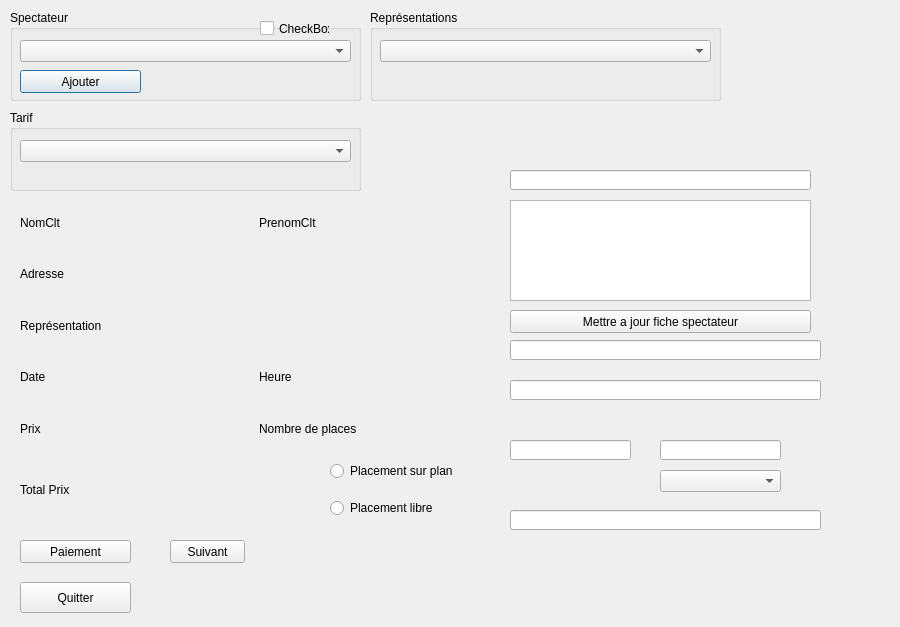
FestiClic/FestiClic3, file FestiClicC/billetterie.ui: the form before one commit.
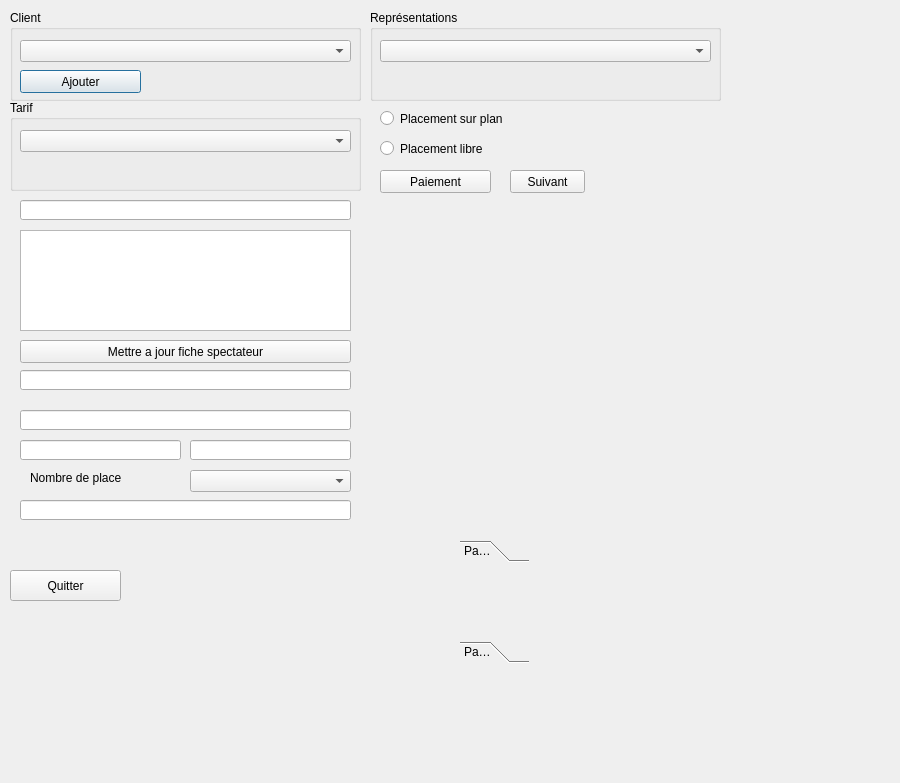
The form after the commit.

Commit message: Ajout resources images + modif Billetterie

Diff of the .ui file:
```diff
--- a/FestiClicC/billetterie.ui
+++ b/FestiClicC/billetterie.ui
@@ -7,7 +7,7 @@
     <x>0</x>
     <y>0</y>
     <width>900</width>
-    <height>627</height>
+    <height>783</height>
    </rect>
   </property>
   <property name="windowTitle">
@@ -46,7 +46,7 @@
     </rect>
    </property>
    <property name="title">
-    <string>Spectateur</string>
+    <string>Client</string>
    </property>
    <widget class="QComboBox" name="bCBoxSpectacteur">
     <property name="geometry">
@@ -71,27 +71,14 @@
      <string>Ajouter</string>
     </property>
    </widget>
-   <widget class="QCheckBox" name="checkBox">
-    <property name="geometry">
-     <rect>
-      <x>250</x>
-      <y>10</y>
-      <width>70</width>
-      <height>17</height>
-     </rect>
-    </property>
-    <property name="text">
-     <string>CheckBox</string>
-    </property>
-   </widget>
   </widget>
   <widget class="QGroupBox" name="groupBox_3">
    <property name="geometry">
     <rect>
      <x>10</x>
-     <y>110</y>
+     <y>100</y>
      <width>351</width>
-     <height>81</height>
+     <height>91</height>
     </rect>
    </property>
    <property name="title">
@@ -111,8 +98,8 @@
   <widget class="QPushButton" name="bBtnPaiement">
    <property name="geometry">
     <rect>
-     <x>20</x>
-     <y>540</y>
+     <x>380</x>
+     <y>170</y>
      <width>111</width>
      <height>23</height>
     </rect>
@@ -121,102 +108,11 @@
     <string>Paiement</string>
    </property>
   </widget>
-  <widget class="QWidget" name="gridLayoutWidget">
-   <property name="geometry">
-    <rect>
-     <x>20</x>
-     <y>200</y>
-     <width>471</width>
-     <height>251</height>
-    </rect>
-   </property>
-   <layout class="QGridLayout" name="gridLayout">
-    <item row="2" column="0">
-     <widget class="QLabel" name="bLabelRepresentations">
-      <property name="text">
-       <string>Représentation</string>
-      </property>
-     </widget>
-    </item>
-    <item row="0" column="0">
-     <widget class="QLabel" name="bLabelNomClt">
-      <property name="text">
-       <string>NomClt</string>
-      </property>
-     </widget>
-    </item>
-    <item row="4" column="0">
-     <widget class="QLabel" name="bLabelPrix">
-      <property name="text">
-       <string>Prix</string>
-      </property>
-     </widget>
-    </item>
-    <item row="0" column="1">
-     <widget class="QLabel" name="bLabelPrenomClt">
-      <property name="text">
-       <string>PrenomClt</string>
-      </property>
-     </widget>
-    </item>
-    <item row="3" column="0">
-     <widget class="QLabel" name="bLabelDateRep">
-      <property name="text">
-       <string>Date</string>
-      </property>
-     </widget>
-    </item>
-    <item row="3" column="1">
-     <widget class="QLabel" name="bLabelHeureRep">
-      <property name="text">
-       <string>Heure</string>
-      </property>
-     </widget>
-    </item>
-    <item row="4" column="1">
-     <layout class="QHBoxLayout" name="horizontalLayout">
-      <item>
-       <widget class="QLabel" name="bLabelNbPlaces">
-        <property name="text">
-         <string>Nombre de places</string>
-        </property>
-       </widget>
-      </item>
-     </layout>
-    </item>
-    <item row="1" column="0">
-     <widget class="QLabel" name="bLabelAdresse">
-      <property name="text">
-       <string>Adresse</string>
-      </property>
-     </widget>
-    </item>
-   </layout>
-  </widget>
-  <widget class="QWidget" name="verticalLayoutWidget">
-   <property name="geometry">
-    <rect>
-     <x>20</x>
-     <y>450</y>
-     <width>311</width>
-     <height>80</height>
-    </rect>
-   </property>
-   <layout class="QVBoxLayout" name="verticalLayout">
-    <item>
-     <widget class="QLabel" name="bLabelTotalPrix">
-      <property name="text">
-       <string>Total Prix</string>
-      </property>
-     </widget>
-    </item>
-   </layout>
-  </widget>
   <widget class="QPushButton" name="pBtnSuivant">
    <property name="geometry">
     <rect>
-     <x>170</x>
-     <y>540</y>
+     <x>510</x>
+     <y>170</y>
      <width>75</width>
      <height>23</height>
     </rect>
@@ -225,38 +121,12 @@
     <string>Suivant</string>
    </property>
   </widget>
-  <widget class="QWidget" name="verticalLayoutWidget_2">
-   <property name="geometry">
-    <rect>
-     <x>330</x>
-     <y>450</y>
-     <width>161</width>
-     <height>80</height>
-    </rect>
-   </property>
-   <layout class="QVBoxLayout" name="verticalLayout_2">
-    <item>
-     <widget class="QRadioButton" name="bRBtnPlacementPlan">
-      <property name="text">
-       <string>Placement sur plan</string>
-      </property>
-     </widget>
-    </item>
-    <item>
-     <widget class="QRadioButton" name="bRBtnPlacementLibre">
-      <property name="text">
-       <string>Placement libre</string>
-      </property>
-     </widget>
-    </item>
-   </layout>
-  </widget>
   <widget class="QLineEdit" name="bTxtNomClient">
    <property name="geometry">
     <rect>
-     <x>510</x>
-     <y>170</y>
-     <width>301</width>
+     <x>20</x>
+     <y>200</y>
+     <width>331</width>
      <height>20</height>
     </rect>
    </property>
@@ -264,9 +134,9 @@
   <widget class="QLineEdit" name="bTxtRepresentation">
    <property name="geometry">
     <rect>
-     <x>510</x>
-     <y>340</y>
-     <width>311</width>
+     <x>20</x>
+     <y>370</y>
+     <width>331</width>
      <height>20</height>
     </rect>
    </property>
@@ -274,9 +144,9 @@
   <widget class="QLineEdit" name="bTxtDateEtHeure">
    <property name="geometry">
     <rect>
-     <x>510</x>
-     <y>380</y>
-     <width>311</width>
+     <x>20</x>
+     <y>410</y>
+     <width>331</width>
      <height>20</height>
     </rect>
    </property>
@@ -284,9 +154,9 @@
   <widget class="QLineEdit" name="bTxtPrix">
    <property name="geometry">
     <rect>
-     <x>510</x>
+     <x>20</x>
      <y>440</y>
-     <width>121</width>
+     <width>161</width>
      <height>20</height>
     </rect>
    </property>
@@ -294,9 +164,9 @@
   <widget class="QLineEdit" name="bTxtNbPlaces">
    <property name="geometry">
     <rect>
-     <x>660</x>
+     <x>190</x>
      <y>440</y>
-     <width>121</width>
+     <width>161</width>
      <height>20</height>
     </rect>
    </property>
@@ -304,9 +174,9 @@
   <widget class="QLineEdit" name="bTxtPrixTotal">
    <property name="geometry">
     <rect>
-     <x>510</x>
-     <y>510</y>
-     <width>311</width>
+     <x>20</x>
+     <y>500</y>
+     <width>331</width>
      <height>20</height>
     </rect>
    </property>
@@ -314,9 +184,9 @@
   <widget class="QComboBox" name="bCBoxNbPlaces">
    <property name="geometry">
     <rect>
-     <x>660</x>
+     <x>190</x>
      <y>470</y>
-     <width>121</width>
+     <width>161</width>
      <height>22</height>
     </rect>
    </property>
@@ -324,8 +194,8 @@
   <widget class="QPushButton" name="bBtnQuitter">
    <property name="geometry">
     <rect>
-     <x>20</x>
-     <y>582</y>
+     <x>10</x>
+     <y>570</y>
      <width>111</width>
      <height>31</height>
     </rect>
@@ -337,9 +207,9 @@
   <widget class="QTextEdit" name="bTxtInfosClient">
    <property name="geometry">
     <rect>
-     <x>510</x>
-     <y>200</y>
-     <width>301</width>
+     <x>20</x>
+     <y>230</y>
+     <width>331</width>
      <height>101</height>
     </rect>
    </property>
@@ -347,9 +217,9 @@
   <widget class="QPushButton" name="pushButton">
    <property name="geometry">
     <rect>
-     <x>510</x>
-     <y>310</y>
-     <width>301</width>
+     <x>20</x>
+     <y>340</y>
+     <width>331</width>
      <height>23</height>
     </rect>
    </property>
@@ -357,6 +227,84 @@
     <string>Mettre a jour fiche spectateur</string>
    </property>
   </widget>
+  <widget class="QRadioButton" name="bRBtnPlacementPlan">
+   <property name="geometry">
+    <rect>
+     <x>380</x>
+     <y>110</y>
+     <width>159</width>
+     <height>17</height>
+    </rect>
+   </property>
+   <property name="text">
+    <string>Placement sur plan</string>
+   </property>
+  </widget>
+  <widget class="QRadioButton" name="bRBtnPlacementLibre">
+   <property name="geometry">
+    <rect>
+     <x>380</x>
+     <y>140</y>
+     <width>159</width>
+     <height>17</height>
+    </rect>
+   </property>
+   <property name="text">
+    <string>Placement libre</string>
+   </property>
+  </widget>
+  <widget class="QLabel" name="bLabelNbPlaces">
+   <property name="geometry">
+    <rect>
+     <x>30</x>
+     <y>470</y>
+     <width>91</width>
+     <height>16</height>
+    </rect>
+   </property>
+   <property name="text">
+    <string>Nombre de places</string>
+   </property>
+  </widget>
+  <widget class="QToolBox" name="toolBox">
+   <property name="geometry">
+    <rect>
+     <x>460</x>
+     <y>540</y>
+     <width>69</width>
+     <height>123</height>
+    </rect>
+   </property>
+   <property name="currentIndex">
+    <number>0</number>
+   </property>
+   <widget class="QWidget" name="page">
+    <property name="geometry">
+     <rect>
+      <x>0</x>
+      <y>0</y>
+      <width>69</width>
+      <height>69</height>
+     </rect>
+    </property>
+    <attribute name="label">
+     <string>Page 1</string>
+    </attribute>
+   </widget>
+   <widget class="QWidget" name="page_2">
+    <property name="geometry">
+     <rect>
+      <x>0</x>
+      <y>0</y>
+      <width>69</width>
+      <height>69</height>
+     </rect>
+    </property>
+    <attribute name="label">
+     <string>Page 2</string>
+    </attribute>
+   </widget>
+  </widget>
  </widget>
  <resources/>
  <connections/>
```
Left out of the diff: 20 changed lines with no effect on the pictures. The commit also changes 8 other files.
